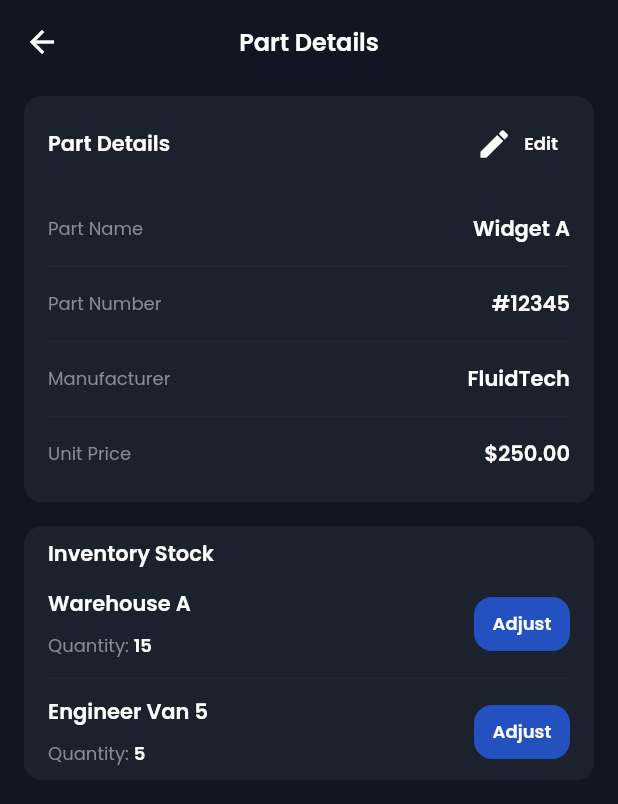
After one commit to htetwai18/sync_pro_project, a Flutter app: the PartDetailScreen screen opened directly with sample values from the repository, on a phone screen of 412 x 824 dp. The commit adds this screen. Shown: the top 804 px of the screen. Run offline on Flutter 3.47's test engine with Material 3 defaults, Android fonts, the phone set to English and light mode, and no system bars; our stand-ins replace google_fonts, page_transition.

Commit message:
part details init

```diff
--- a/lib/config/app_string.dart
+++ b/lib/config/app_string.dart
@@ -168,4 +168,14 @@ class AppString {
   static const String parts = "Parts";
   static const String searchByNameOrNumber = "Search by name or number";
   static const String onHand = "On Hand";
+
+  // Part Detail
+  static const String partDetails = "Part Details";
+  static const String partName = "Part Name";
+  static const String partNumber = "Part Number";
+  static const String manufacturer = "Manufacturer";
+  static const String unitPrice = "Unit Price";
+  static const String inventoryStock = "Inventory Stock";
+  static const String adjust = "Adjust";
+  static const String editAction = "Edit";
 }
--- a/lib/presentation/admin/display_models/part_item_display_model.dart
+++ b/lib/presentation/admin/display_models/part_item_display_model.dart
@@ -2,16 +2,36 @@ class PartItemDisplayModel {
   final String name;
   final String number;
   final int onHand;
+  // details
+  final String manufacturer;
+  final double unitPrice;
+  final List<PartStockLocation> stock;
 
   const PartItemDisplayModel({
     required this.name,
     required this.number,
     required this.onHand,
+    this.manufacturer = 'FluidTech',
+    this.unitPrice = 250.0,
+    this.stock = const [],
   });
 }
 
+class PartStockLocation {
+  final String location;
+  final int quantity;
+  const PartStockLocation({required this.location, required this.quantity});
+}
+
 final List<PartItemDisplayModel> mockParts = [
-  const PartItemDisplayModel(name: 'Widget A', number: '#12345', onHand: 100),
+  const PartItemDisplayModel(
+      name: 'Widget A',
+      number: '#12345',
+      onHand: 100,
+      stock: [
+        PartStockLocation(location: 'Warehouse A', quantity: 15),
+        PartStockLocation(location: 'Engineer Van 5', quantity: 5)
+      ]),
   const PartItemDisplayModel(name: 'Connector B', number: '#67890', onHand: 50),
   const PartItemDisplayModel(name: 'Module C', number: '#11223', onHand: 75),
   const PartItemDisplayModel(name: 'Sensor D', number: '#33445', onHand: 200),
--- /dev/null
+++ b/lib/presentation/admin/screen/part_detail_screen.dart
@@ -0,0 +1,164 @@
+import 'package:flutter/material.dart';
+import 'package:sync_pro/config/app_bar.dart';
+import 'package:sync_pro/config/app_color.dart';
+import 'package:sync_pro/config/app_string.dart';
+import 'package:sync_pro/config/extension.dart';
+import 'package:sync_pro/config/measurement.dart';
+import 'package:sync_pro/presentation/admin/display_models/part_item_display_model.dart';
+
+class PartDetailScreen extends StatelessWidget {
+  final PartItemDisplayModel part;
+  const PartDetailScreen({super.key, required this.part});
+
+  @override
+  Widget build(BuildContext context) {
+    return Scaffold(
+      backgroundColor: AppColor.background,
+      appBar: getAppBar(title: AppString.partDetails, context: context),
+      body: SingleChildScrollView(
+        padding: Measurement.generalSize16.horizontalIsToVertical,
+        child: Column(
+          crossAxisAlignment: CrossAxisAlignment.start,
+          children: [
+            _Card(
+              child: Column(
+                crossAxisAlignment: CrossAxisAlignment.start,
+                children: [
+                  Row(
+                    mainAxisAlignment: MainAxisAlignment.spaceBetween,
+                    children: [
+                      const Text(AppString.partDetails)
+                          .mediumBold(AppColor.white),
+                      TextButton.icon(
+                        onPressed: () {},
+                        icon: const Icon(Icons.edit, color: AppColor.white),
+                        label: const Text(AppString.editAction)
+                            .smallBold(AppColor.white),
+                      )
+                    ],
+                  ),
+                  Measurement.generalSize8.height,
+                  _KV(k: AppString.partName, v: part.name),
+                  _Divider(),
+                  _KV(k: AppString.partNumber, v: part.number),
+                  _Divider(),
+                  _KV(k: AppString.manufacturer, v: part.manufacturer),
+                  _Divider(),
+                  _KV(
+                      k: AppString.unitPrice,
+                      v: '\$${part.unitPrice.toStringAsFixed(2)}'),
+                ],
+              ),
+            ),
+            Measurement.generalSize16.height,
+            _Card(
+              child: Column(
+                crossAxisAlignment: CrossAxisAlignment.start,
+                children: [
+                  const Text(AppString.inventoryStock)
+                      .mediumBold(AppColor.white),
+                  Measurement.generalSize12.height,
+                  ...part.stock.map((s) => Column(
+                        children: [
+                          Row(
+                            children: [
+                              Expanded(
+                                child: Column(
+                                  crossAxisAlignment: CrossAxisAlignment.start,
+                                  children: [
+                                    Text(s.location).mediumBold(AppColor.white),
+                                    Measurement.generalSize8.height,
+                                    Row(
+                                      children: [
+                                        const Text('Quantity: ')
+                                            .smallNormal(AppColor.grey),
+                                        Text(s.quantity.toString())
+                                            .smallBold(AppColor.white),
+                                      ],
+                                    ),
+                                  ],
+                                ),
+                              ),
+                              TextButton(
+                                onPressed: () {},
+                                style: TextButton.styleFrom(
+                                  backgroundColor: AppColor.blueStatusInner,
+                                  foregroundColor: AppColor.white,
+                                  padding: Measurement
+                                      .generalSize12.horizontalIsToVertical,
+                                  shape: RoundedRectangleBorder(
+                                    borderRadius:
+                                        Measurement.generalSize12.allRadius,
+                                  ),
+                                ),
+                                child: const Text(AppString.adjust)
+                                    .smallBold(AppColor.white),
+                              )
+                            ],
+                          ),
+                          if (s != part.stock.last)
+                            Divider(
+                              height: Measurement.generalSize24,
+                              color:
+                                  AppColor.greyPercentCircle.withOpacity(0.2),
+                            ),
+                        ],
+                      )),
+                ],
+              ),
+            ),
+          ],
+        ),
+      ),
+    );
+  }
+}
+
+class _Card extends StatelessWidget {
+  final Widget child;
+  const _Card({required this.child});
+
+  @override
+  Widget build(BuildContext context) {
+    return Container(
+      width: double.infinity,
+      padding: Measurement.generalSize16.horizontalIsToVertical,
+      decoration: BoxDecoration(
+        color: AppColor.blueField,
+        borderRadius: Measurement.generalSize12.allRadius,
+      ),
+      child: child,
+    );
+  }
+}
+
+class _KV extends StatelessWidget {
+  final String k;
+  final String v;
+  const _KV({required this.k, required this.v});
+
+  @override
+  Widget build(BuildContext context) {
+    return Padding(
+      padding: const EdgeInsets.symmetric(
+        vertical: Measurement.generalSize14,
+      ),
+      child: Row(
+        children: [
+          Expanded(child: Text(k).smallNormal(AppColor.grey)),
+          Text(v).mediumBold(AppColor.white),
+        ],
+      ),
+    );
+  }
+}
+
+class _Divider extends StatelessWidget {
+  @override
+  Widget build(BuildContext context) {
+    return Divider(
+      height: 1,
+      color: AppColor.greyPercentCircle.withOpacity(0.2),
+    );
+  }
+}
--- a/lib/presentation/admin/screen/parts_screen.dart
+++ b/lib/presentation/admin/screen/parts_screen.dart
@@ -7,6 +7,8 @@ import 'package:sync_pro/config/measurement.dart';
 import 'package:sync_pro/config/app_drawer.dart';
 import 'package:sync_pro/presentation/admin/display_models/part_item_display_model.dart';
 import 'package:sync_pro/presentation/admin/widgets/part_list_item.dart';
+import 'package:sync_pro/config/routing.dart';
+import 'package:sync_pro/presentation/admin/screen/part_detail_screen.dart';
 
 class PartsScreen extends StatefulWidget {
   const PartsScreen({super.key});
@@ -71,7 +73,15 @@ class _PartsScreenState extends State<PartsScreen> {
               separatorBuilder: (_, __) => Measurement.generalSize16.height,
               itemBuilder: (context, index) {
                 final item = filtered[index];
-                return PartListItem(item: item, onTap: () {});
+                return PartListItem(
+                  item: item,
+                  onTap: () {
+                    Routing.transition(
+                      context,
+                      PartDetailScreen(part: item),
+                    );
+                  },
+                );
               },
             ),
           ),
```
